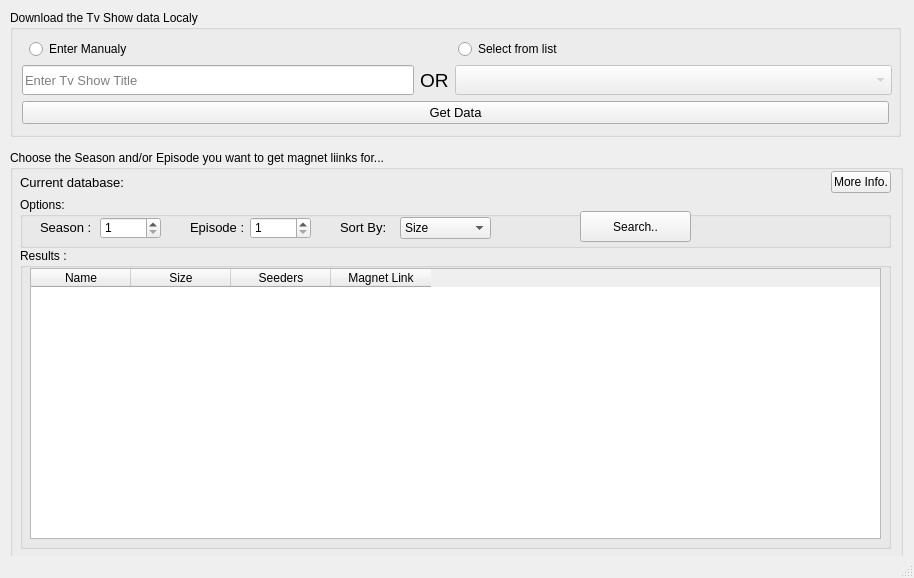
This is GUI/utils/design_files/MainDesign.ui in ayieko168/Eztv-torrent-scrapper as Qt 5 draws it before an edit. The edited form follows.
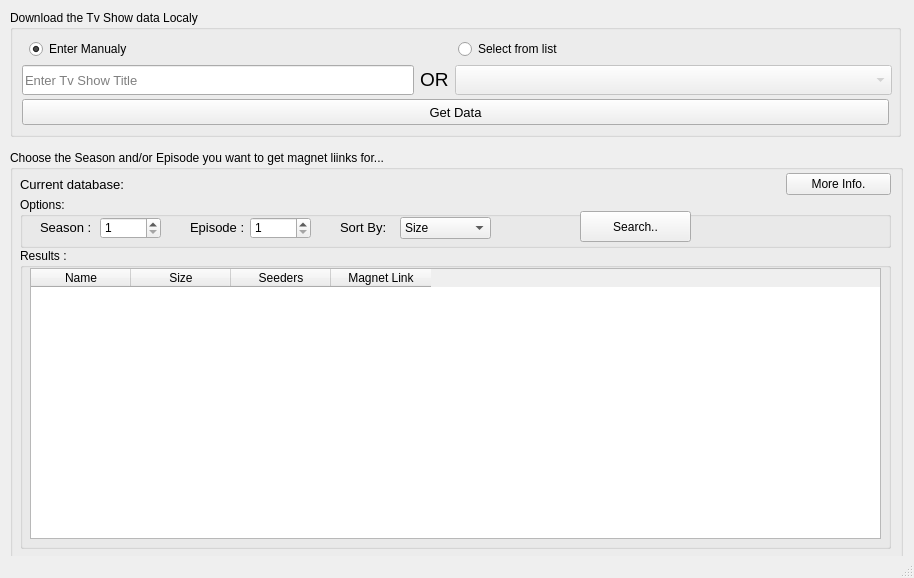
This is the edited form. Icons and pictures are not drawn.

Patch:
```diff
--- a/GUI/utils/design_files/MainDesign.ui
+++ b/GUI/utils/design_files/MainDesign.ui
@@ -50,6 +50,9 @@
          <property name="text">
           <string>Enter Manualy</string>
          </property>
+         <property name="checked">
+          <bool>true</bool>
+         </property>
         </widget>
        </item>
        <item>
@@ -161,6 +164,12 @@
      </item>
      <item>
       <widget class="QPushButton" name="getDataButton">
+       <property name="minimumSize">
+        <size>
+         <width>0</width>
+         <height>26</height>
+        </size>
+       </property>
        <property name="font">
         <font>
          <pointsize>10</pointsize>
@@ -395,12 +404,18 @@
        <x>10</x>
        <y>20</y>
        <width>871</width>
-       <height>25</height>
+       <height>29</height>
       </rect>
      </property>
      <layout class="QHBoxLayout" name="horizontalLayout_3">
       <item>
        <widget class="QLabel" name="label_5">
+        <property name="minimumSize">
+         <size>
+          <width>120</width>
+          <height>0</height>
+         </size>
+        </property>
         <property name="maximumSize">
          <size>
           <width>110</width>
@@ -419,6 +434,12 @@
       </item>
       <item>
        <widget class="QLabel" name="dataNameLabel">
+        <property name="minimumSize">
+         <size>
+          <width>500</width>
+          <height>0</height>
+         </size>
+        </property>
         <property name="font">
          <font>
           <family>Georgia</family>
@@ -440,7 +461,7 @@
        <widget class="QPushButton" name="moreInfoButton">
         <property name="maximumSize">
          <size>
-          <width>60</width>
+          <width>105</width>
           <height>16777215</height>
          </size>
         </property>
```
Left out of the diff: 31 changed lines with no effect on the pictures.
